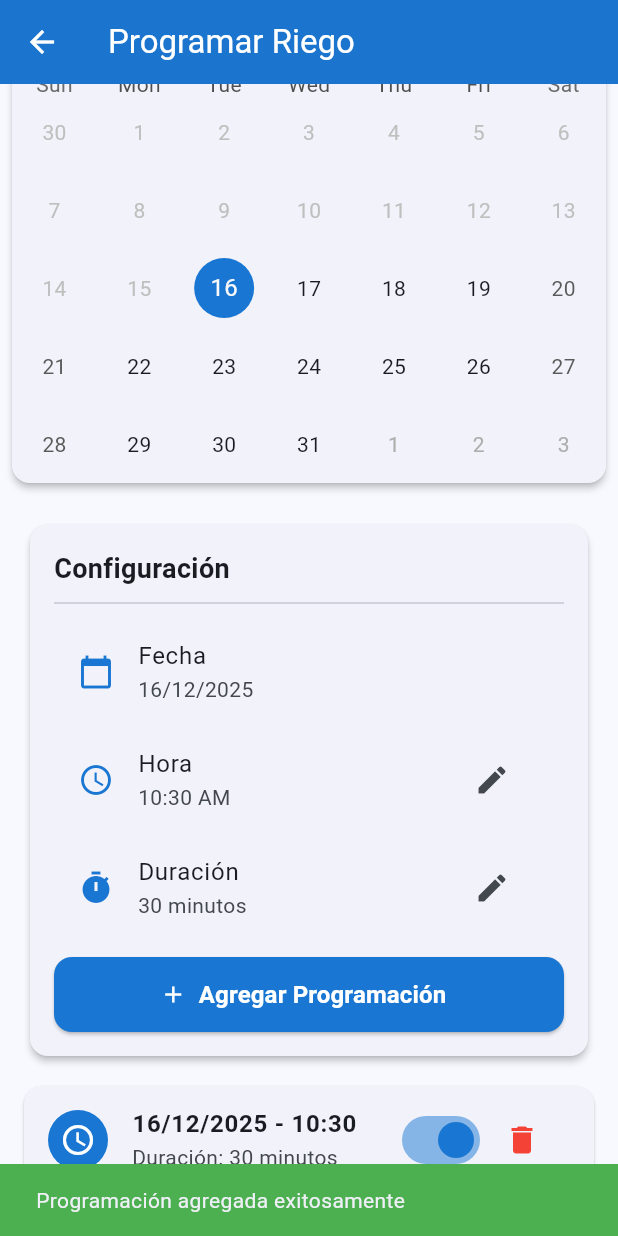
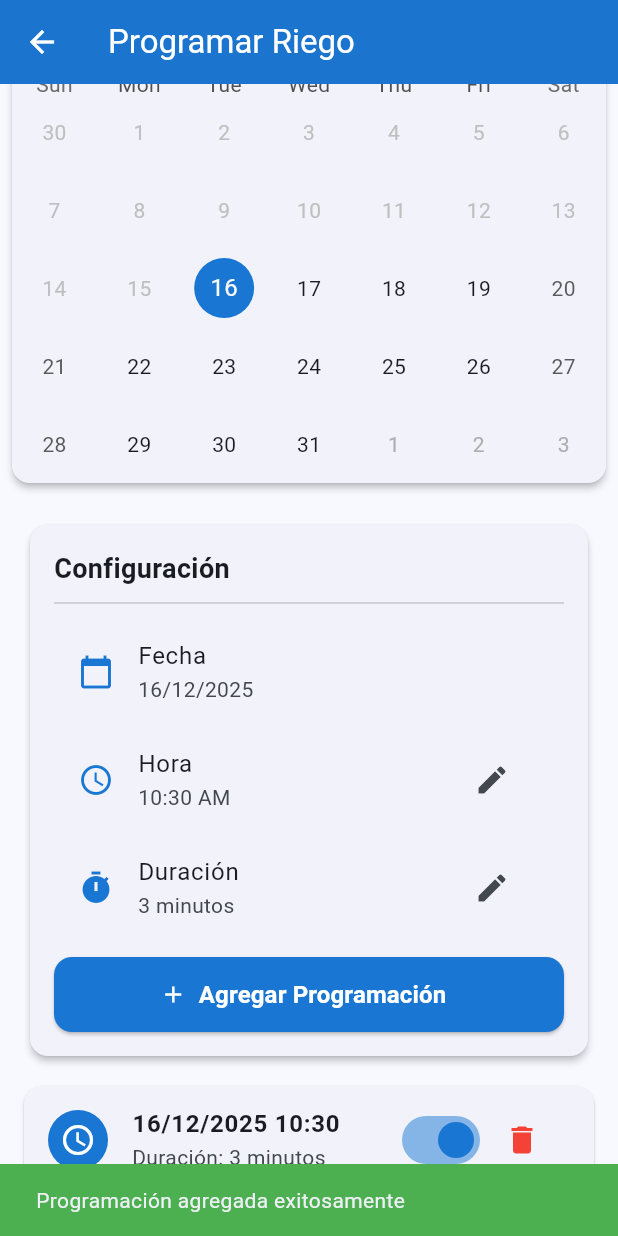
Before and after one commit to javierpepito/App-IOT-Sistema-Riego, a Flutter app: the ScheduleScreen screen opened directly, scrolled down 88 dp, after a tap on "Agregar Programación", on a phone screen of 412 x 824 dp. Run offline on Flutter 3.47's test engine with Material 3 defaults, Android fonts, the phone set to English and light mode, and no system bars; drawn by our look-alikes of table_calendar; our stand-ins replace firebase_auth, firebase_core, firebase_database; accounts and stored records are empty.

Commit message:
Coreccion en la programacion de riego

```diff
--- a/app_iot_sistema_riego/lib/screens/schedule_screen.dart
+++ b/app_iot_sistema_riego/lib/screens/schedule_screen.dart
@@ -17,7 +17,7 @@ class _ScheduleScreenState extends State<ScheduleScreen> {
   DateTime _focusedDay = DateTime.now();
   DateTime? _selectedDay;
   TimeOfDay _selectedTime = TimeOfDay.now();
-  int _duracionMinutos = 30;
+  int _duracionMinutos = 3;
 
   @override
   void initState() {
@@ -37,12 +37,9 @@ class _ScheduleScreenState extends State<ScheduleScreen> {
     }
 
     try {
-      final horaFormateada =
-          '${_selectedTime.hour.toString().padLeft(2, '0')}:${_selectedTime.minute.toString().padLeft(2, '0')}';
-
       await _databaseService.agregarProgramacion(
         fecha: _selectedDay!,
-        hora: horaFormateada,
+        hora: _selectedTime,
         duracionMinutos: _duracionMinutos,
       );
 
@@ -96,19 +93,19 @@ class _ScheduleScreenState extends State<ScheduleScreen> {
             return Column(
               mainAxisSize: MainAxisSize.min,
               children: [
-                Text('${duracionTemp ?? 30} minutos',
+                Text('${duracionTemp ?? 3} minutos',
                     style: const TextStyle(fontSize: 24, fontWeight: FontWeight.bold)),
                 Slider(
-                  value: (duracionTemp ?? 30).toDouble(),
-                  min: 5,
-                  max: 120,
-                  divisions: 23,
-                  label: '${duracionTemp ?? 30} min',
+                  value: (duracionTemp ?? 3).toDouble(),
+                  min: 1,
+                  max: 5,
+                  divisions: 4,
+                  label: '${duracionTemp ?? 3} min',
                   onChanged: (value) {
                     setStateDialog(() => duracionTemp = value.toInt());
                   },
                 ),
-                const Text('5 - 120 minutos'),
+                const Text('1 - 5 minutos'),
               ],
             );
           },
@@ -120,7 +117,7 @@ class _ScheduleScreenState extends State<ScheduleScreen> {
           ),
           ElevatedButton(
             onPressed: () {
-              setState(() => _duracionMinutos = duracionTemp ?? 30);
+              setState(() => _duracionMinutos = duracionTemp ?? 3);
               Navigator.of(context).pop();
             },
             style: ElevatedButton.styleFrom(
@@ -300,9 +297,14 @@ class _ScheduleScreenState extends State<ScheduleScreen> {
                   final key = entry.key;
                   final data = entry.value as Map<dynamic, dynamic>;
 
-                    final fecha = DateTime.parse(data['fecha']);
-                    final hora = data['hora'];
-                    final duracion = data['duracionMinutos'];
+                  // Convertir timestamp (segundos UTC) a DateTime local
+                  final timestampSec = data['timestamp'] ?? 0;
+                  final fechaHora = DateTime.fromMillisecondsSinceEpoch(
+                    timestampSec * 1000,
+                    isUtc: true,
+                  ).toLocal();
+
+                  final duracion = data['duracionMinutos'] ?? 1;
                   final activo = data['activo'] ?? true;
                   final ejecutado = data['ejecutado'] ?? false;
 
@@ -325,7 +327,7 @@ class _ScheduleScreenState extends State<ScheduleScreen> {
                         ),
                       ),
                       title: Text(
-                          '${DateFormat('dd/MM/yyyy').format(fecha)} - $hora',
+                        DateFormat('dd/MM/yyyy HH:mm').format(fechaHora),
                         style: const TextStyle(fontWeight: FontWeight.bold),
                       ),
                       subtitle: Text('Duración: $duracion minutos'),
--- a/app_iot_sistema_riego/lib/services/database_service.dart
+++ b/app_iot_sistema_riego/lib/services/database_service.dart
@@ -1,4 +1,5 @@
 import 'package:firebase_database/firebase_database.dart';
+import 'package:flutter/material.dart';
 
 class DatabaseService {
   final DatabaseReference _db = FirebaseDatabase.instance.ref();
@@ -14,13 +15,27 @@ class DatabaseService {
     try {
       await riegoRef.update({
         'estado': estado,
-        'manual': true,
+        'manual': true,  // Activar modo manual
         'ultimaActualizacion': ServerValue.timestamp,
       });
     } catch (e) {
       throw 'Error al actualizar estado: $e';
     }
   }
+
+  // Cambiar modo manual/automático
+  Future<void> setModoManual(bool manual) async {
+    try {
+      await riegoRef.update({
+        'manual': manual,
+      });
+    } catch (e) {
+      throw 'Error al actualizar modo: $e';
+    }
+  }
+
+  // Obtener modo actual
+  Stream<DatabaseEvent> get modoManualStream => riegoRef.child('manual').onValue;
 
   // Obtener programaciones
   Stream<DatabaseEvent> get programacionesStream =>
@@ -29,14 +44,25 @@ class DatabaseService {
   // Agregar programación
   Future<void> agregarProgramacion({
     required DateTime fecha,
-    required String hora,
+    required TimeOfDay hora,
     required int duracionMinutos,
   }) async {
     try {
+      // Crear DateTime local combinando fecha y hora
+      final local = DateTime(
+        fecha.year,
+        fecha.month,
+        fecha.day,
+        hora.hour,
+        hora.minute,
+      );
+
+      // Convertir a timestamp UTC en segundos
+      final tsSec = local.toUtc().millisecondsSinceEpoch ~/ 1000;
+
       final programacionRef = riegoRef.child('programaciones').push();
       await programacionRef.set({
-        'fecha': fecha.toIso8601String(),
-        'hora': hora,
+        'timestamp': tsSec,  // Timestamp en segundos UTC
         'duracionMinutos': duracionMinutos,
         'activo': true,
         'ejecutado': false,
```
Lines whose indentation alone changed are shown as unchanged.
